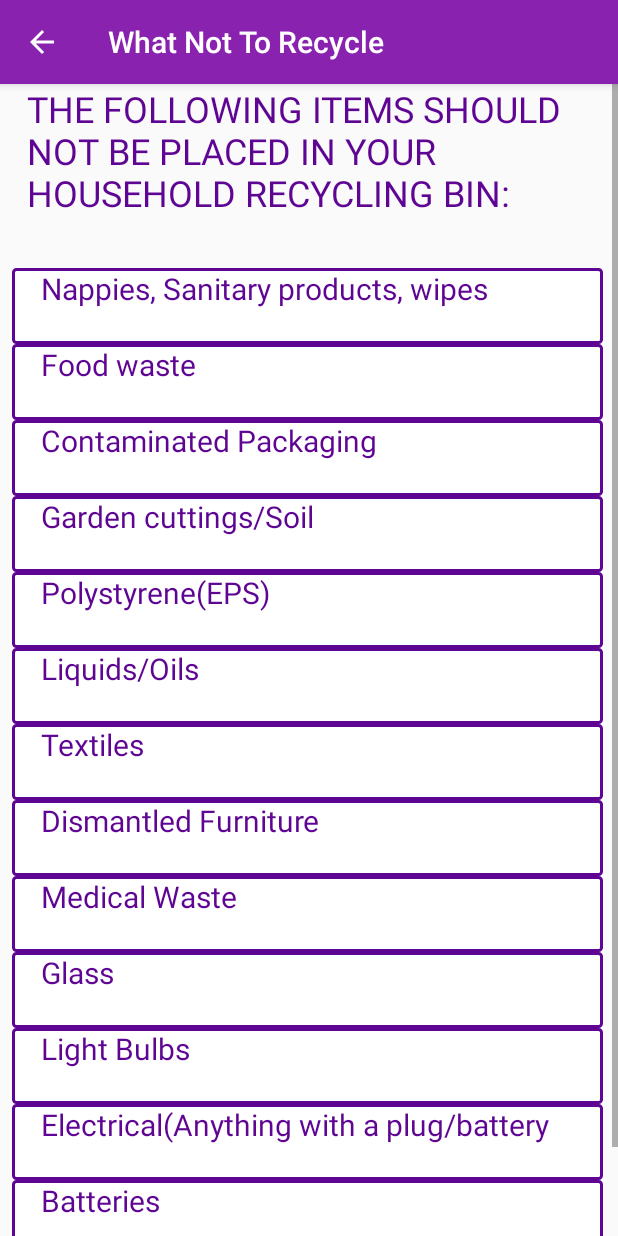
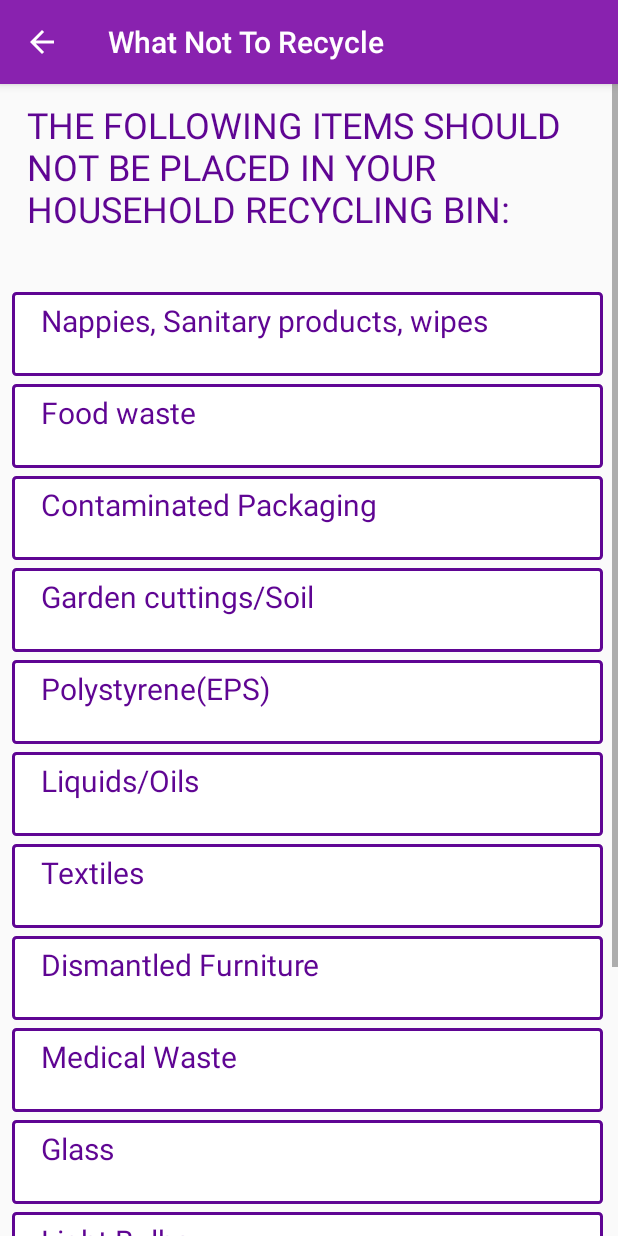
Before and after one commit to lorrainepope/cs385, an Android app: the NotToRecycleActivity screen opened directly, with no data from a screen before it, on a phone screen of 412 x 824 dp. Run offline under Robolectric (Android 15) with nearby library versions, the phone set to English and light mode, and no system bars.

Commit message:
minor changes to layouts
Made a few layout chaanges - paddings, margins etc. Added an About heading to the activity

```diff
--- a/app/src/main/res/layout/activity_not_to_recycle.xml
+++ b/app/src/main/res/layout/activity_not_to_recycle.xml
@@ -26,6 +26,8 @@
                 android:textColor="@color/colorPrimaryDark"
                 android:lines="4"
                 android:paddingLeft="10dp"
+                android:paddingTop="5dp"
+                android:layout_marginTop="5dp"
                 android:textAllCaps="true"
                 android:paddingBottom="6dp"/>
 
@@ -35,6 +37,8 @@
                 android:text="  Nappies, Sanitary products, wipes"
                 android:textSize="20dp"
                 android:paddingLeft="10dp"
+                android:paddingTop="5dp"
+                android:layout_marginTop="5dp"
                 android:textColor="@color/colorPrimaryDark"
                 android:background="@drawable/border"
                 android:layout_marginRight="10dp"
@@ -45,6 +49,8 @@
                 android:text="  Food waste"
                 android:textSize="20dp"
                 android:paddingLeft="10dp"
+                android:paddingTop="5dp"
+                android:layout_marginTop="5dp"
                 android:textColor="@color/colorPrimaryDark"
                 android:background="@drawable/border"
                 android:layout_marginRight="10dp"
@@ -55,6 +61,8 @@
                 android:text="  Contaminated Packaging"
                 android:textSize="20dp"
                 android:paddingLeft="10dp"
+                android:paddingTop="5dp"
+                android:layout_marginTop="5dp"
                 android:textColor="@color/colorPrimaryDark"
                 android:background="@drawable/border"
                 android:layout_marginRight="10dp"
@@ -65,6 +73,8 @@
                 android:text="  Garden cuttings/Soil"
                 android:textSize="20dp"
                 android:paddingLeft="10dp"
+                android:paddingTop="5dp"
+                android:layout_marginTop="5dp"
                 android:textColor="@color/colorPrimaryDark"
                 android:background="@drawable/border"
                 android:layout_marginRight="10dp"
@@ -75,6 +85,8 @@
                 android:text="  Polystyrene(EPS)"
                 android:textSize="20dp"
                 android:paddingLeft="10dp"
+                android:paddingTop="5dp"
+                android:layout_marginTop="5dp"
                 android:textColor="@color/colorPrimaryDark"
                 android:background="@drawable/border"
                 android:layout_marginRight="10dp"
@@ -85,6 +97,8 @@
                 android:text="  Liquids/Oils"
                 android:textSize="20dp"
                 android:paddingLeft="10dp"
+                android:paddingTop="5dp"
+                android:layout_marginTop="5dp"
                 android:textColor="@color/colorPrimaryDark"
                 android:background="@drawable/border"
                 android:layout_marginRight="10dp"
@@ -95,6 +109,8 @@
                 android:text="  Textiles"
                 android:textSize="20dp"
                 android:paddingLeft="10dp"
+                android:paddingTop="5dp"
+                android:layout_marginTop="5dp"
                 android:textColor="@color/colorPrimaryDark"
                 android:background="@drawable/border"
                 android:layout_marginRight="10dp"
@@ -105,6 +121,8 @@
                 android:text="  Dismantled Furniture"
                 android:textSize="20dp"
                 android:paddingLeft="10dp"
+                android:paddingTop="5dp"
+                android:layout_marginTop="5dp"
                 android:textColor="@color/colorPrimaryDark"
                 android:background="@drawable/border"
                 android:layout_marginRight="10dp"
@@ -115,6 +133,8 @@
                 android:text="  Medical Waste"
                 android:textSize="20dp"
                 android:paddingLeft="10dp"
+                android:paddingTop="5dp"
+                android:layout_marginTop="5dp"
                 android:textColor="@color/colorPrimaryDark"
                 android:background="@drawable/border"
                 android:layout_marginRight="10dp"
@@ -125,6 +145,8 @@
                 android:text="  Glass"
                 android:textSize="20dp"
                 android:paddingLeft="10dp"
+                android:paddingTop="5dp"
+                android:layout_marginTop="5dp"
                 android:textColor="@color/colorPrimaryDark"
                 android:layout_marginRight="10dp"
                 android:background="@drawable/border"
@@ -135,6 +157,8 @@
                 android:text="  Light Bulbs"
                 android:textSize="20dp"
                 android:paddingLeft="10dp"
+                android:paddingTop="5dp"
+                android:layout_marginTop="5dp"
                 android:textColor="@color/colorPrimaryDark"
                 android:background="@drawable/border"
                 android:layout_marginRight="10dp"
@@ -145,6 +169,8 @@
                 android:text="  Electrical(Anything with a plug/battery"
                 android:textSize="20dp"
                 android:paddingLeft="10dp"
+                android:paddingTop="5dp"
+                android:layout_marginTop="5dp"
                 android:textColor="@color/colorPrimaryDark"
                 android:background="@drawable/border"
                 android:layout_marginRight="10dp"
@@ -155,6 +181,8 @@
                 android:text="  Batteries"
                 android:textSize="20dp"
                 android:paddingLeft="10dp"
+                android:paddingTop="5dp"
+                android:layout_marginTop="5dp"
                 android:textColor="@color/colorPrimaryDark"
                 android:background="@drawable/border"
                 android:layout_marginRight="10dp"
@@ -165,9 +193,12 @@
                 android:text="  General Waste"
                 android:textSize="20dp"
                 android:paddingLeft="10dp"
+                android:paddingTop="5dp"
+                android:layout_marginTop="5dp"
                 android:textColor="@color/colorPrimaryDark"
                 android:background="@drawable/border"
                 android:layout_marginRight="10dp"
+                android:layout_marginBottom="10dp"
                 android:lines="2"/>
         </LinearLayout>
 
--- a/app/src/main/res/layout/content_main.xml
+++ b/app/src/main/res/layout/content_main.xml
@@ -5,6 +5,7 @@
     xmlns:tools="http://schemas.android.com/tools"
     android:layout_width="match_parent"
     android:layout_height="match_parent"
+    android:paddingRight="10dp"
     app:layout_behavior="@string/appbar_scrolling_view_behavior"
     tools:context="com.wherecycle.smartrecycle.MainActivity"
     tools:showIn="@layout/app_bar_main">
```
Also changed, not shown: app/src/main/java/com/wherecycle/smartrecycle/AboutActivity.java (+1 -7 lines), app/src/main/res/layout/activity_benefits_of_recycling.xml (+17 -0 lines).
